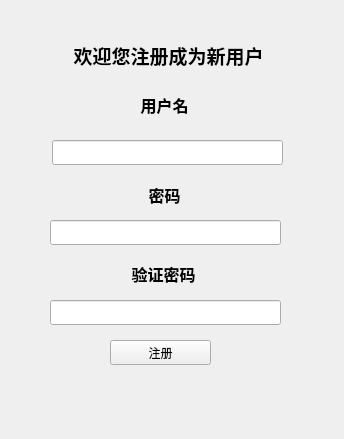
Staaaaaaaaar/WordHub, file WordLite/registerwidget.ui: the form before one commit.
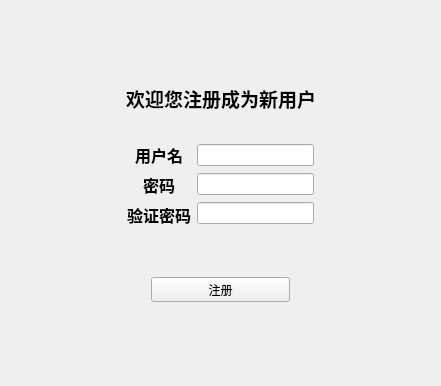
The form after the commit.

Diff of the .ui file:
```diff
--- a/WordLite/registerwidget.ui
+++ b/WordLite/registerwidget.ui
@@ -6,121 +6,225 @@
    <rect>
     <x>0</x>
     <y>0</y>
-    <width>344</width>
-    <height>439</height>
+    <width>441</width>
+    <height>386</height>
    </rect>
   </property>
   <property name="windowTitle">
    <string>Form</string>
   </property>
-  <widget class="QLabel" name="label">
-   <property name="geometry">
-    <rect>
-     <x>48</x>
-     <y>40</y>
-     <width>241</width>
-     <height>31</height>
-    </rect>
-   </property>
-   <property name="text">
-    <string>&lt;html&gt;&lt;head/&gt;&lt;body&gt;&lt;p align=&quot;center&quot;&gt;&lt;span style=&quot; font-size:14pt; font-weight:700;&quot;&gt;欢迎您注册成为新用户&lt;/span&gt;&lt;/p&gt;&lt;/body&gt;&lt;/html&gt;</string>
-   </property>
-  </widget>
-  <widget class="QLabel" name="label_2">
-   <property name="geometry">
-    <rect>
-     <x>130</x>
-     <y>90</y>
-     <width>69</width>
-     <height>31</height>
-    </rect>
-   </property>
-   <property name="text">
-    <string>&lt;html&gt;&lt;head/&gt;&lt;body&gt;&lt;p align=&quot;center&quot;&gt;&lt;span style=&quot; font-size:12pt; font-weight:700;&quot;&gt;用户名&lt;/span&gt;&lt;/p&gt;&lt;/body&gt;&lt;/html&gt;</string>
-   </property>
-  </widget>
-  <widget class="QLineEdit" name="userLineEdit">
-   <property name="geometry">
-    <rect>
-     <x>52</x>
-     <y>140</y>
-     <width>231</width>
-     <height>25</height>
-    </rect>
-   </property>
-  </widget>
-  <widget class="QLabel" name="label_3">
-   <property name="geometry">
-    <rect>
-     <x>130</x>
-     <y>180</y>
-     <width>69</width>
-     <height>31</height>
-    </rect>
-   </property>
-   <property name="text">
-    <string>&lt;html&gt;&lt;head/&gt;&lt;body&gt;&lt;p align=&quot;center&quot;&gt;&lt;span style=&quot; font-size:12pt; font-weight:700;&quot;&gt;密码&lt;/span&gt;&lt;/p&gt;&lt;/body&gt;&lt;/html&gt;</string>
-   </property>
-  </widget>
-  <widget class="QLineEdit" name="passwordLineEdit">
-   <property name="geometry">
-    <rect>
-     <x>50</x>
-     <y>220</y>
-     <width>231</width>
-     <height>25</height>
-    </rect>
-   </property>
-  </widget>
-  <widget class="QLabel" name="label_4">
-   <property name="geometry">
-    <rect>
-     <x>118</x>
-     <y>259</y>
-     <width>91</width>
-     <height>31</height>
-    </rect>
-   </property>
-   <property name="text">
-    <string>&lt;html&gt;&lt;head/&gt;&lt;body&gt;&lt;p align=&quot;center&quot;&gt;&lt;span style=&quot; font-size:12pt; font-weight:700;&quot;&gt;验证密码&lt;/span&gt;&lt;/p&gt;&lt;/body&gt;&lt;/html&gt;</string>
-   </property>
-  </widget>
-  <widget class="QLineEdit" name="verifyLineEdit">
-   <property name="geometry">
-    <rect>
-     <x>50</x>
-     <y>300</y>
-     <width>231</width>
-     <height>25</height>
-    </rect>
-   </property>
-  </widget>
-  <widget class="QToolButton" name="registerButton">
-   <property name="geometry">
-    <rect>
-     <x>110</x>
-     <y>340</y>
-     <width>101</width>
-     <height>25</height>
-    </rect>
-   </property>
-   <property name="text">
-    <string>注册</string>
-   </property>
-  </widget>
-  <widget class="QLabel" name="textLabel">
-   <property name="geometry">
-    <rect>
-     <x>68</x>
-     <y>370</y>
-     <width>201</width>
-     <height>41</height>
-    </rect>
-   </property>
-   <property name="text">
-    <string/>
-   </property>
-  </widget>
+  <layout class="QVBoxLayout" name="verticalLayout_3" stretch="3,0,1,10,0,1,0,3">
+   <item>
+    <spacer name="verticalSpacer_4">
+     <property name="orientation">
+      <enum>Qt::Orientation::Vertical</enum>
+     </property>
+     <property name="sizeHint" stdset="0">
+      <size>
+       <width>20</width>
+       <height>46</height>
+      </size>
+     </property>
+    </spacer>
+   </item>
+   <item>
+    <layout class="QHBoxLayout" name="horizontalLayout">
+     <item>
+      <spacer name="horizontalSpacer">
+       <property name="orientation">
+        <enum>Qt::Orientation::Horizontal</enum>
+       </property>
+       <property name="sizeHint" stdset="0">
+        <size>
+         <width>40</width>
+         <height>20</height>
+        </size>
+       </property>
+      </spacer>
+     </item>
+     <item>
+      <widget class="QLabel" name="label">
+       <property name="text">
+        <string>&lt;html&gt;&lt;head/&gt;&lt;body&gt;&lt;p align=&quot;center&quot;&gt;&lt;span style=&quot; font-size:14pt; font-weight:700;&quot;&gt;欢迎您注册成为新用户&lt;/span&gt;&lt;/p&gt;&lt;/body&gt;&lt;/html&gt;</string>
+       </property>
+      </widget>
+     </item>
+     <item>
+      <spacer name="horizontalSpacer_2">
+       <property name="orientation">
+        <enum>Qt::Orientation::Horizontal</enum>
+       </property>
+       <property name="sizeHint" stdset="0">
+        <size>
+         <width>40</width>
+         <height>20</height>
+        </size>
+       </property>
+      </spacer>
+     </item>
+    </layout>
+   </item>
+   <item>
+    <spacer name="verticalSpacer">
+     <property name="orientation">
+      <enum>Qt::Orientation::Vertical</enum>
+     </property>
+     <property name="sizeHint" stdset="0">
+      <size>
+       <width>20</width>
+       <height>13</height>
+      </size>
+     </property>
+    </spacer>
+   </item>
+   <item>
+    <layout class="QHBoxLayout" name="horizontalLayout_2">
+     <item>
+      <spacer name="horizontalSpacer_3">
+       <property name="orientation">
+        <enum>Qt::Orientation::Horizontal</enum>
+       </property>
+       <property name="sizeHint" stdset="0">
+        <size>
+         <width>40</width>
+         <height>20</height>
+        </size>
+       </property>
+      </spacer>
+     </item>
+     <item>
+      <layout class="QVBoxLayout" name="verticalLayout_2">
+       <item>
+        <widget class="QLabel" name="label_2">
+         <property name="text">
+          <string>&lt;html&gt;&lt;head/&gt;&lt;body&gt;&lt;p align=&quot;center&quot;&gt;&lt;span style=&quot; font-size:12pt; font-weight:700;&quot;&gt;用户名&lt;/span&gt;&lt;/p&gt;&lt;/body&gt;&lt;/html&gt;</string>
+         </property>
+        </widget>
+       </item>
+       <item>
+        <widget class="QLabel" name="label_3">
+         <property name="text">
+          <string>&lt;html&gt;&lt;head/&gt;&lt;body&gt;&lt;p align=&quot;center&quot;&gt;&lt;span style=&quot; font-size:12pt; font-weight:700;&quot;&gt;密码&lt;/span&gt;&lt;/p&gt;&lt;/body&gt;&lt;/html&gt;</string>
+         </property>
+        </widget>
+       </item>
+       <item>
+        <widget class="QLabel" name="label_4">
+         <property name="text">
+          <string>&lt;html&gt;&lt;head/&gt;&lt;body&gt;&lt;p align=&quot;center&quot;&gt;&lt;span style=&quot; font-size:12pt; font-weight:700;&quot;&gt;验证密码&lt;/span&gt;&lt;/p&gt;&lt;/body&gt;&lt;/html&gt;</string>
+         </property>
+        </widget>
+       </item>
+      </layout>
+     </item>
+     <item>
+      <layout class="QVBoxLayout" name="verticalLayout">
+       <item>
+        <widget class="QLineEdit" name="userLineEdit"/>
+       </item>
+       <item>
+        <widget class="QLineEdit" name="passwordLineEdit"/>
+       </item>
+       <item>
+        <widget class="QLineEdit" name="verifyLineEdit"/>
+       </item>
+      </layout>
+     </item>
+     <item>
+      <spacer name="horizontalSpacer_4">
+       <property name="orientation">
+        <enum>Qt::Orientation::Horizontal</enum>
+       </property>
+       <property name="sizeHint" stdset="0">
+        <size>
+         <width>40</width>
+         <height>20</height>
+        </size>
+       </property>
+      </spacer>
+     </item>
+    </layout>
+   </item>
+   <item>
+    <widget class="QLabel" name="textLabel">
+     <property name="text">
+      <string/>
+     </property>
+    </widget>
+   </item>
+   <item>
+    <spacer name="verticalSpacer_2">
+     <property name="orientation">
+      <enum>Qt::Orientation::Vertical</enum>
+     </property>
+     <property name="sizeType">
+      <enum>QSizePolicy::Policy::Expanding</enum>
+     </property>
+     <property name="sizeHint" stdset="0">
+      <size>
+       <width>20</width>
+       <height>40</height>
+      </size>
+     </property>
+    </spacer>
+   </item>
+   <item>
+    <layout class="QHBoxLayout" name="horizontalLayout_3">
+     <item>
+      <spacer name="horizontalSpacer_5">
+       <property name="orientation">
+        <enum>Qt::Orientation::Horizontal</enum>
+       </property>
+       <property name="sizeHint" stdset="0">
+        <size>
+         <width>40</width>
+         <height>20</height>
+        </size>
+       </property>
+      </spacer>
+     </item>
+     <item>
+      <widget class="QToolButton" name="registerButton">
+       <property name="sizePolicy">
+        <sizepolicy hsizetype="Expanding" vsizetype="Fixed">
+         <horstretch>0</horstretch>
+         <verstretch>0</verstretch>
+        </sizepolicy>
+       </property>
+       <property name="text">
+        <string>注册</string>
+       </property>
+      </widget>
+     </item>
+     <item>
+      <spacer name="horizontalSpacer_6">
+       <property name="orientation">
+        <enum>Qt::Orientation::Horizontal</enum>
+       </property>
+       <property name="sizeHint" stdset="0">
+        <size>
+         <width>40</width>
+         <height>20</height>
+        </size>
+       </property>
+      </spacer>
+     </item>
+    </layout>
+   </item>
+   <item>
+    <spacer name="verticalSpacer_3">
+     <property name="orientation">
+      <enum>Qt::Orientation::Vertical</enum>
+     </property>
+     <property name="sizeHint" stdset="0">
+      <size>
+       <width>20</width>
+       <height>46</height>
+      </size>
+     </property>
+    </spacer>
+   </item>
+  </layout>
  </widget>
  <resources/>
  <connections/>
```
